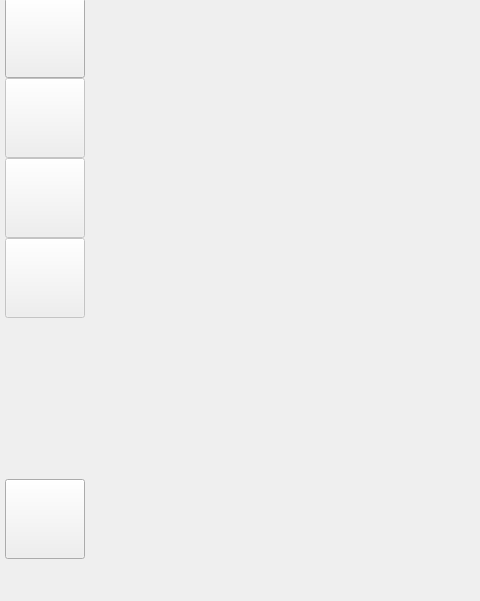
First picture: the form in widgets/mainwindow.ui, repository jalalirs/asteroid_lightcurve, before the edit; both pictures show x 0 to 480 and y 99 to 700 of the 1080 by 700 pixel window.
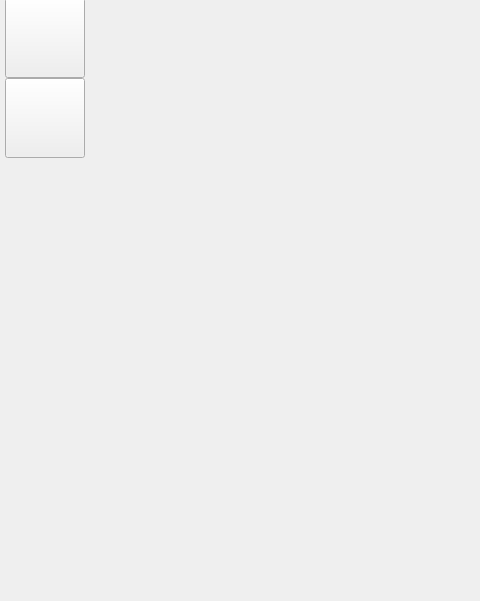
Second picture: the form after the edit. The open tabs and pages were chosen to show the change.

Patch:
```diff
--- a/widgets/mainwindow.ui
+++ b/widgets/mainwindow.ui
@@ -128,44 +128,7 @@
        <item>
         <widget class="QPushButton" name="pbTrain">
          <property name="enabled">
-          <bool>false</bool>
-         </property>
-         <property name="minimumSize">
-          <size>
-           <width>80</width>
-           <height>80</height>
-          </size>
-         </property>
-         <property name="maximumSize">
-          <size>
-           <width>80</width>
-           <height>80</height>
-          </size>
-         </property>
-         <property name="focusPolicy">
-          <enum>Qt::NoFocus</enum>
-         </property>
-         <property name="toolTip">
-          <string>Explorer</string>
-         </property>
-         <property name="text">
-          <string/>
-         </property>
-         <property name="iconSize">
-          <size>
-           <width>64</width>
-           <height>64</height>
-          </size>
-         </property>
-         <property name="checkable">
           <bool>true</bool>
-         </property>
-        </widget>
-       </item>
-       <item>
-        <widget class="QPushButton" name="pbTest">
-         <property name="enabled">
-          <bool>false</bool>
          </property>
          <property name="minimumSize">
           <size>
@@ -199,43 +162,6 @@
          </property>
         </widget>
        </item>
-       <item>
-        <widget class="QPushButton" name="pbDeploy">
-         <property name="enabled">
-          <bool>false</bool>
-         </property>
-         <property name="minimumSize">
-          <size>
-           <width>80</width>
-           <height>80</height>
-          </size>
-         </property>
-         <property name="maximumSize">
-          <size>
-           <width>80</width>
-           <height>80</height>
-          </size>
-         </property>
-         <property name="focusPolicy">
-          <enum>Qt::NoFocus</enum>
-         </property>
-         <property name="toolTip">
-          <string>Analize</string>
-         </property>
-         <property name="text">
-          <string/>
-         </property>
-         <property name="iconSize">
-          <size>
-           <width>64</width>
-           <height>64</height>
-          </size>
-         </property>
-         <property name="checkable">
-          <bool>true</bool>
-         </property>
-        </widget>
-       </item>
        <item>
         <spacer name="verticalSpacer">
          <property name="orientation">
@@ -249,40 +175,6 @@
          </property>
         </spacer>
        </item>
-       <item>
-        <widget class="QPushButton" name="pbSettings">
-         <property name="minimumSize">
-          <size>
-           <width>80</width>
-           <height>80</height>
-          </size>
-         </property>
-         <property name="maximumSize">
-          <size>
-           <width>80</width>
-           <height>80</height>
-          </size>
-         </property>
-         <property name="focusPolicy">
-          <enum>Qt::NoFocus</enum>
-         </property>
-         <property name="toolTip">
-          <string>Settings</string>
-         </property>
-         <property name="text">
-          <string/>
-         </property>
-         <property name="iconSize">
-          <size>
-           <width>64</width>
-           <height>64</height>
-          </size>
-         </property>
-         <property name="checkable">
-          <bool>true</bool>
-         </property>
-        </widget>
-       </item>
       </layout>
      </widget>
     </item>
```
Left out of the diff: 20 changed lines with no effect on the pictures.
